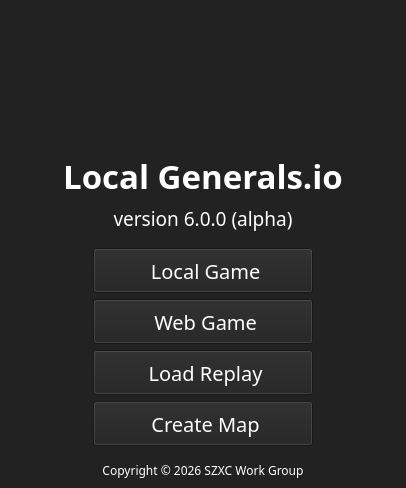
SZXC-WG/LocalGen-new, file src/ui/mainWindow/mainWindow.ui: the form before one commit.
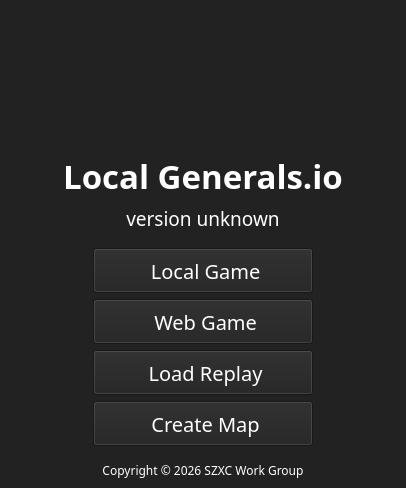
The form after the commit. Icons and pictures are not drawn. Custom widgets are drawn as their Qt base class.

Commit message: build(cmake): implement dynamic version injection for UI

```diff
--- a/src/ui/mainWindow/mainWindow.ui
+++ b/src/ui/mainWindow/mainWindow.ui
@@ -613,7 +613,7 @@
        </font>
       </property>
       <property name="text">
-       <string>version 6.0.0 (alpha)</string>
+       <string>version unknown</string>
       </property>
       <property name="alignment">
        <set>Qt::AlignmentFlag::AlignCenter</set>
```
Left out of the diff: 2 changed lines with no effect on the pictures. The commit also changes 2 other files.
